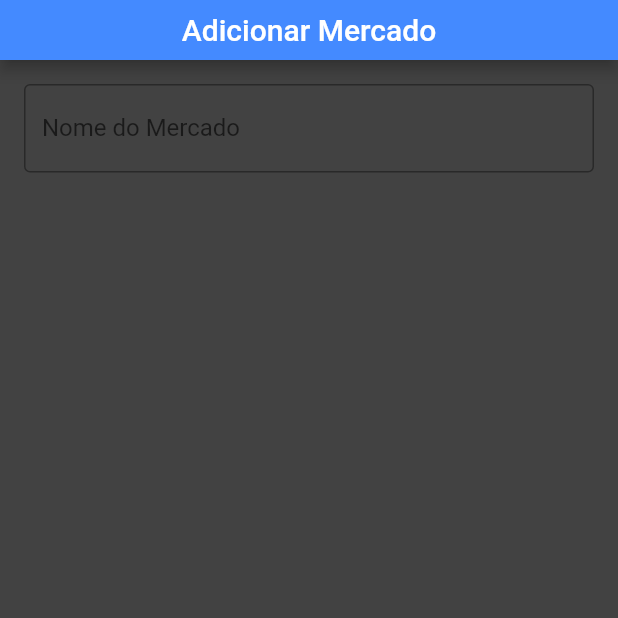
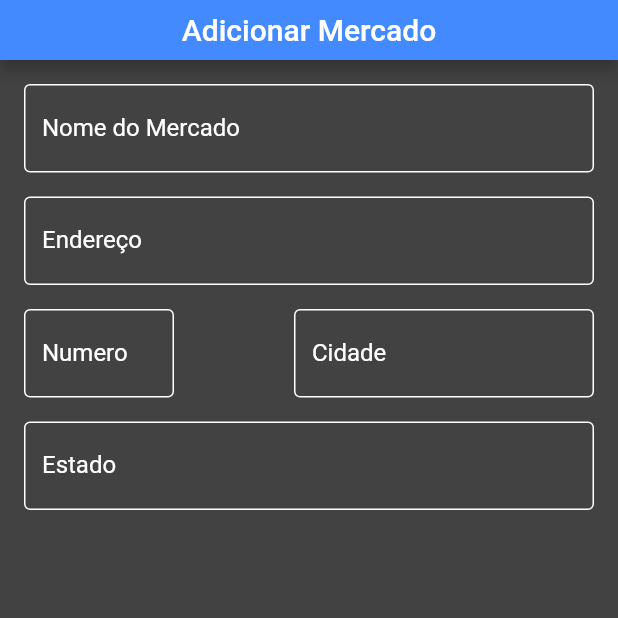
Before and after one commit to PHLioni/projetol_lista_certa, a Flutter app: the screen it shows after launch, item 2 of the bottom bar chosen, after a tap on the "add" icon, on a phone screen of 412 x 824 dp, the top half of it. Run offline on Flutter 3.47's test engine with Material 2 defaults, Android fonts, the phone set to English and light mode, and no system bars; our stand-ins replace cloud_firestore, rxdart; missing offline and left inert: bloc_pattern; accounts and stored records are empty.

Commit message:
Tela Commit

```diff
--- a/lib/main.dart
+++ b/lib/main.dart
@@ -13,6 +13,9 @@ class MyApp extends StatelessWidget {
       theme: ThemeData(
         backgroundColor: Colors.grey[800],
         primaryColor: Colors.blueAccent,
+        inputDecorationTheme: InputDecorationTheme(
+          enabledBorder: OutlineInputBorder(borderSide: BorderSide(color: Colors.white))
+        ),
       ),
       home: HomeScreen()
     );
--- a/lib/screens/add_mercado_screen.dart
+++ b/lib/screens/add_mercado_screen.dart
@@ -14,19 +14,60 @@ class AddMercadoScreen extends StatelessWidget {
             )),
         body: Padding(
           padding: EdgeInsets.only(right: 16, left: 16, top: 16),
-            child:  Column(
+          child: Column(
             children: <Widget>[
               TextField(
                 decoration: InputDecoration(
-                  hoverColor: Colors.blue,
-                  border: OutlineInputBorder(borderSide: BorderSide(color: Colors.white)),
-                  labelText: "Nome do Mercado"
+                    border: OutlineInputBorder(),
+                    labelText: "Nome do Mercado",
+                    labelStyle: TextStyle(color: Colors.white)),
               ),
-              )
+              SizedBox(
+                height: 16,
+              ),
+              TextField(
+                decoration: InputDecoration(
+                    border: OutlineInputBorder(),
+                    labelText: "Endereço",
+                    labelStyle: TextStyle(color: Colors.white)),
+              ),
+              SizedBox(
+                height: 16,
+              ),
+              Row(
+                mainAxisAlignment: MainAxisAlignment.spaceBetween,
+                children: <Widget>[
+                  SizedBox(
+                    width: 100.0,
+                    child: TextField(
+                      decoration: InputDecoration(
+                          border: OutlineInputBorder(),
+                          labelText: "Numero",
+                          labelStyle: TextStyle(color: Colors.white)),
+                    ),
+                  ),
+                  SizedBox(
+                    width: 200.0,
+                    child: TextField(
+                      decoration: InputDecoration(
+                          border: OutlineInputBorder(),
+                          labelText: "Cidade",
+                          labelStyle: TextStyle(color: Colors.white)),
+                    ),
+                  ),
                 ],
               ),
-          )
-
-    );
+               SizedBox(
+                height: 16,
+              ),
+              TextField(
+                decoration: InputDecoration(
+                    border: OutlineInputBorder(),
+                    labelText: "Estado",
+                    labelStyle: TextStyle(color: Colors.white)),
+              ),
+            ],
+          ),
+        ));
   }
 }
```
Lines whose indentation alone changed are shown as unchanged.
